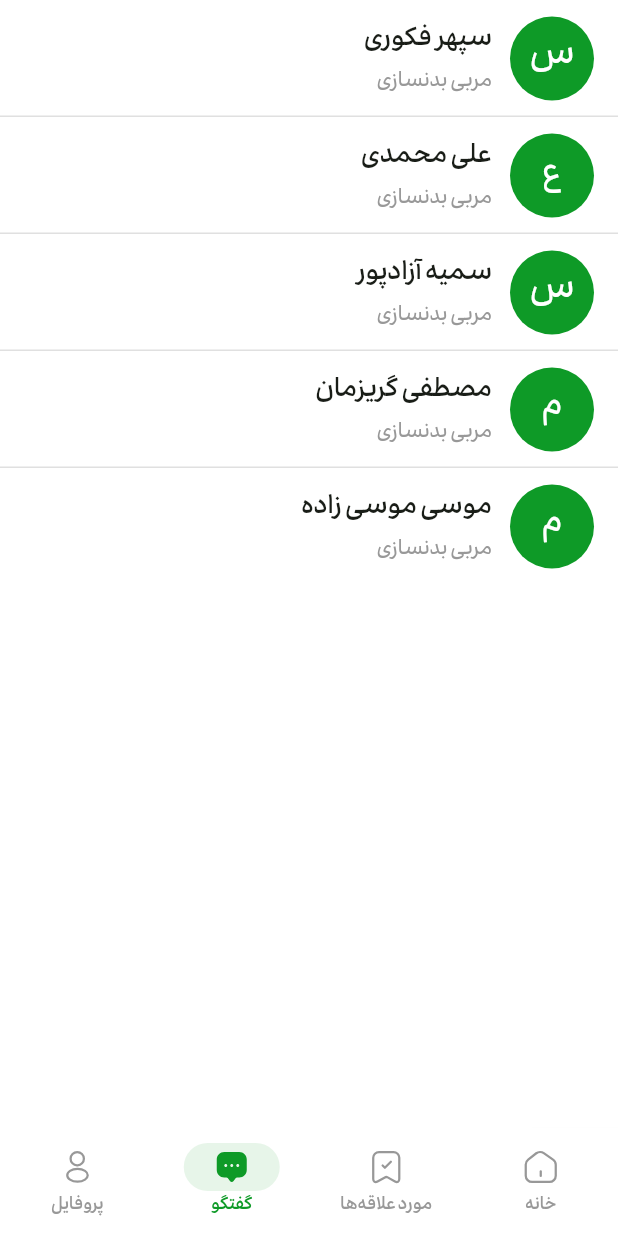
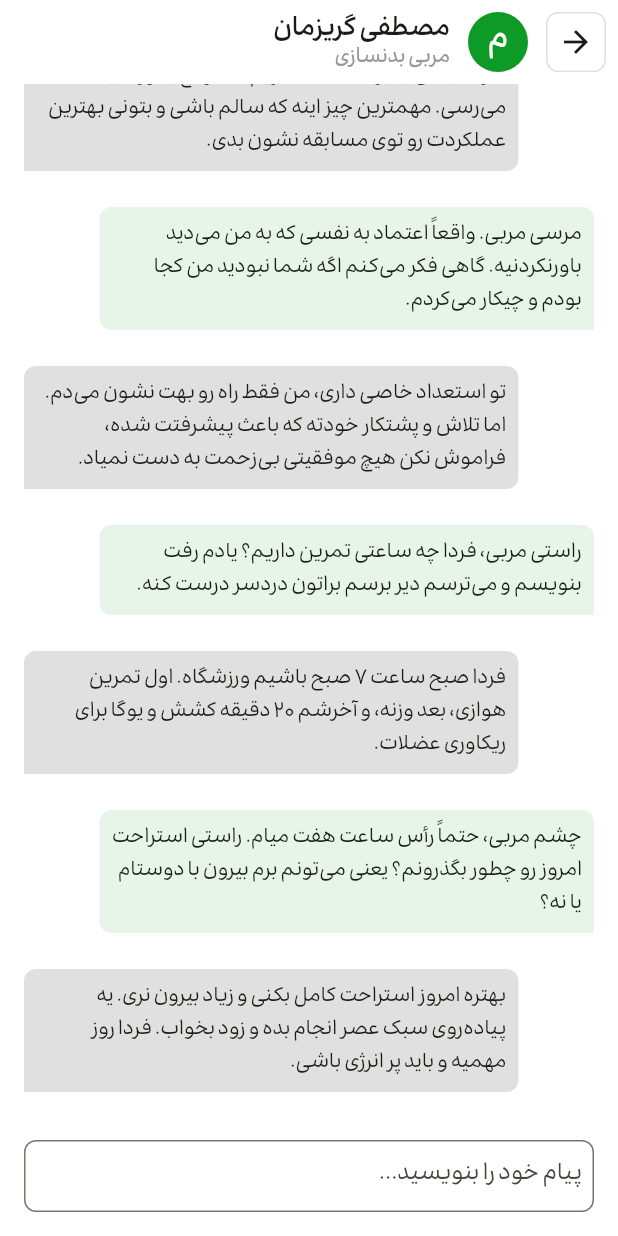
Before and after one commit to SepehrFakoori/sport_flutter_app, a Flutter app: the ChatsPage screen opened by its route, after a tap on an icon or button, on a phone screen of 412 x 824 dp. Run offline on Flutter 3.47's test engine with Material 3 defaults, Android fonts, the phone set to English and light mode, and no system bars; our stand-ins replace cached_network_image, dio, flutter_svg, go_router, package_info_plus, pretty_dio_logger and 1 more; network calls fail.

Commit message:
ref(chat): refactor chat pages

```diff
--- a/lib/core/l10n/app_localizations.dart
+++ b/lib/core/l10n/app_localizations.dart
@@ -214,6 +214,24 @@ abstract class AppLocalizations {
   /// **'اعلان‌ها'**
   String get home_notifications_icon_tooltip;
 
+  /// No description provided for @chat_list_appbar_title.
+  ///
+  /// In fa, this message translates to:
+  /// **'گفتگوها'**
+  String get chat_list_appbar_title;
+
+  /// No description provided for @chat_list_appbar_subtitle.
+  ///
+  /// In fa, this message translates to:
+  /// **'{count,plural, =0{بدون گفتگو} other{{count} گفتگو}}'**
+  String chat_list_appbar_subtitle(num count);
+
+  /// No description provided for @chat_text_field_hint.
+  ///
+  /// In fa, this message translates to:
+  /// **'پیام خود را بنویسید...'**
+  String get chat_text_field_hint;
+
   /// No description provided for @gender_men_label.
   ///
   /// In fa, this message translates to:
--- a/lib/core/l10n/app_localizations_fa.dart
+++ b/lib/core/l10n/app_localizations_fa.dart
@@ -69,6 +69,23 @@ class AppLocalizationsFa extends AppLocalizations {
   String get home_notifications_icon_tooltip => 'اعلان‌ها';
 
   @override
+  String get chat_list_appbar_title => 'گفتگوها';
+
+  @override
+  String chat_list_appbar_subtitle(num count) {
+    String _temp0 = intl.Intl.pluralLogic(
+      count,
+      locale: localeName,
+      other: '$count گفتگو',
+      zero: 'بدون گفتگو',
+    );
+    return '$_temp0';
+  }
+
+  @override
+  String get chat_text_field_hint => 'پیام خود را بنویسید...';
+
+  @override
   String get gender_men_label => 'ویژه آقایان';
 
   @override
--- a/lib/core/l10n/intl_fa.arb
+++ b/lib/core/l10n/intl_fa.arb
@@ -23,6 +23,11 @@
     "home_search_icon_tooltip": "جستوجو",
     "home_notifications_icon_tooltip": "اعلان\u200Cها",
 
+    "chat_list_appbar_title": "گفتگوها",
+    "chat_list_appbar_subtitle": "{count,plural, =0{بدون گفتگو} other{{count} گفتگو}}",
+
+    "chat_text_field_hint": "پیام خود را بنویسید...",
+
     "gender_men_label": "ویژه آقایان",
     "gender_women_label": "ویژه بانوان",
 
--- a/lib/core/router/app_router.dart
+++ b/lib/core/router/app_router.dart
@@ -3,6 +3,7 @@ import 'package:flutter/services.dart';
 import 'package:go_router/go_router.dart';
 import 'package:sport_flutter_app/core/router/app_routes.dart';
 import 'package:sport_flutter_app/core/ui/screens/main_page.dart';
+import 'package:sport_flutter_app/features/chat/presentations/chat_page.dart';
 import 'package:sport_flutter_app/features/chat/presentations/chats_page.dart';
 import 'package:sport_flutter_app/features/home/presentations/home_page.dart';
 import 'package:sport_flutter_app/features/user/presentations/profile_page.dart';
@@ -55,5 +56,10 @@ final GoRouter routerConfig = GoRouter(
       path: AppRoutes.profile.path,
       builder: (context, state) => ProfilePage(),
     ),
+    GoRoute(
+      path: AppRoutes.chat.path,
+      name: AppRoutes.chat.name,
+      builder: (context, state) => ChatPage(),
+    ),
   ],
 );
--- a/lib/core/router/app_routes.dart
+++ b/lib/core/router/app_routes.dart
@@ -9,6 +9,7 @@ sealed class AppRoutes {
   static const home = AppRoute(name: 'home', path: '/');
   static const page1 = AppRoute(name: 'page-1', path: '/1');
   static const chats = AppRoute(name: 'chats', path: '/chats');
+  static const chat = AppRoute(name: 'chat', path: '/chat');
   static const account = AppRoute(name: 'account', path: '/account');
   static const profile = AppRoute(name: 'profile', path: '/profile');
 }
--- /dev/null
+++ b/lib/features/chat/presentations/chat_page.dart
@@ -0,0 +1,97 @@
+import 'package:flutter/material.dart';
+import 'package:sport_flutter_app/core/extensions/build_context_extensions.dart';
+import 'package:sport_flutter_app/core/ui/widgets/app_circle_avatar.dart';
+import 'package:sport_flutter_app/core/ui/widgets/app_text_form_field.dart';
+import 'package:sport_flutter_app/features/chat/presentations/widgets/chat_bubble.dart';
+
+class ChatPage extends StatelessWidget {
+  const ChatPage({super.key});
+
+  @override
+  Widget build(BuildContext context) {
+    final List<String> messages = [
+      "سلام مربی! تمرین امروز رو چطور شروع کنم؟",
+      "سلام پسر جان. اول ۱۵ دقیقه نرمش سبک و حرکات کششی انجام بده، بعد برو سراغ وزنه‌ها.",
+      "باشه مربی. راستی دیروز نتونستم تمرین کنم، کمرم کمی درد می‌کرد.",
+      "درد کمر جای نگرانی نداره؟ مگه نگفتم همیشه حرکات رو اصولی انجام بده تا آسیب نبینی.",
+      "نه دردش زیاد نیست، فقط یه کمی احساس خستگی می‌کنم. فکر می‌کنم زیاده‌روی کردم.",
+      "باشه امروز سبک‌تر تمرین کن. هیچوقت نباید به بدن خودت آسیب بزنی، حرفه‌ای بودن یعنی بدونی کی باید کم بگیری.",
+      "چشم مربی. راستی مسابقه هفته دیگه چه برنامه‌ای داریم؟ خیلی استرس دارم نمی‌دونم چطور خودمو آماده کنم.",
+      "برنامه دقیق رو برات می‌فرستم. مهمترین چیز آرامش روانیه. باید به توانایی‌هات اعتماد کنی چون من تو رو به خوبی می‌شناسم.",
+      "مرسی مربی. واقعاً از همه زحماتتون ممنونم. بدون راهنمایی شما من هیچوقت نمی‌تونستم به این مرحله برسم.",
+      "خواهش می‌کنم، این وظیفه منه. وظیفه من اینه که بهترین ورزشکار رو از وجود تو پرورش بدم و بهت کمک کنم به اهدافت برسی.",
+      "راستی مربی، نظرتون راجع به رژیم جدیدم چیه؟ می‌خوام یه کم وزن کم کنم ولی نمی‌دونم درست تصمیم گرفتم یا نه.",
+      "رژیم تو رو خودم کنترل می‌کنم، لطفاً خودسرانه هیچ تغییری توش نده. کاهش وزن بی‌برنامه باعث ضعف عضلانی و تحلیل رفتنش می‌شه و برات خطرناکه.",
+      "باشه مربی، حتماً طبق برنامتون پیش می‌رم. فقط نگرانم که به وزن ایده‌آل برسم یا نه چون مسابقه نزدیکه و هنوز چند کیلو مونده.",
+      "نگران نباش، با برنامه‌ای که داریم به موقع به وزن ایده‌آلت می‌رسی. مهمترین چیز اینه که سالم باشی و بتونی بهترین عملکردت رو توی مسابقه نشون بدی.",
+      "مرسی مربی. واقعاً اعتماد به نفسی که به من می‌دید باورنکردنیه. گاهی فکر می‌کنم اگه شما نبودید من کجا بودم و چیکار می‌کردم.",
+      "تو استعداد خاصی داری، من فقط راه رو بهت نشون می‌دم. اما تلاش و پشتکار خودته که باعث پیشرفتت شده، فراموش نکن هیچ موفقیتی بی‌زحمت به دست نمیاد.",
+      "راستی مربی، فردا چه ساعتی تمرین داریم؟ یادم رفت بنویسم و می‌ترسم دیر برسم براتون دردسر درست کنه.",
+      "فردا صبح ساعت ۷ صبح باشیم ورزشگاه. اول تمرین هوازی، بعد وزنه، و آخرشم ۲۰ دقیقه کشش و یوگا برای ریکاوری عضلات.",
+      "چشم مربی، حتماً رأس ساعت هفت میام. راستی استراحت امروز رو چطور بگذرونم؟ یعنی می‌تونم برم بیرون با دوستام یا نه؟",
+      "بهتره امروز استراحت کامل بکنی و زیاد بیرون نری. یه پیاده‌روی سبک عصر انجام بده و زود بخواب. فردا روز مهمیه و باید پر انرژی باشی.",
+    ];
+
+    return Scaffold(
+      appBar: AppBar(
+        title: Row(
+          spacing: 12,
+          children: [
+            AppCircleAvatar(username: 'مصطفی گریزمان', radius: 20),
+            Column(
+              mainAxisAlignment: .center,
+              crossAxisAlignment: .start,
+              children: [
+                Text(
+                  'مصطفی گریزمان',
+                  style: context.textTheme.headlineSmall?.copyWith(
+                    fontWeight: .w600,
+                    height: 1.2,
+                  ),
+                ),
+                Text(
+                  'مربی بدنسازی',
+                  style: context.textTheme.bodyMedium?.copyWith(
+                    fontWeight: .w500,
+                    color: context.colors.textSecondary,
+                    height: 1,
+                  ),
+                ),
+              ],
+            ),
+          ],
+        ),
+        titleSpacing: 4,
+      ),
+      body: SafeArea(
+        child: Column(
+          children: [
+            Expanded(
+              child: ListView.separated(
+                reverse: true,
+                padding: EdgeInsets.fromLTRB(16, 16, 16, 96),
+                itemBuilder: (context, index) =>
+                    ChatBubble(messages: messages, index: index),
+                separatorBuilder: (context, index) => SizedBox(height: 24),
+                itemCount: 20,
+              ),
+            ),
+          ],
+        ),
+      ),
+      floatingActionButton: Container(
+        padding: EdgeInsets.symmetric(horizontal: 16, vertical: 16),
+        color: context.colors.background,
+        child: AppTextFormField(
+          hintText: context.l10n.chat_text_field_hint,
+          maxLines: 6,
+          minLines: 1,
+          keyboardType: .multiline,
+          textInputAction: .newline,
+        ),
+      ),
+      floatingActionButtonLocation: .miniCenterDocked,
+      floatingActionButtonAnimator: .scaling,
+    );
+  }
+}
--- a/lib/features/chat/presentations/chats_page.dart
+++ b/lib/features/chat/presentations/chats_page.dart
@@ -1,4 +1,7 @@
 import 'package:flutter/material.dart';
+import 'package:go_router/go_router.dart';
+import 'package:sport_flutter_app/core/extensions/build_context_extensions.dart';
+import 'package:sport_flutter_app/core/router/app_routes.dart';
 import 'package:sport_flutter_app/core/ui/widgets/app_divider.dart';
 import 'package:sport_flutter_app/features/chat/presentations/widgets/chat_list_tile.dart';
 
@@ -16,7 +19,27 @@ class ChatsPage extends StatelessWidget {
     ];
 
     return Scaffold(
+      appBar: AppBar(
+        title: Column(
+          crossAxisAlignment: .start,
+          children: [
+            Text(
+              context.l10n.chat_list_appbar_title,
+              style: context.textTheme.headlineMedium?.copyWith(
+                color: context.colors.primary,
+                fontWeight: .w700,
+              ),
+            ),
+            Text(context.l10n.chat_list_appbar_subtitle(5)),
+          ],
+        ),
+        titleTextStyle: context.textTheme.bodyMedium?.copyWith(
+          color: context.colors.textSecondary,
+        ),
+      ),
       body: SafeArea(
+        child: SingleChildScrollView(
+          physics: const AlwaysScrollableScrollPhysics(),
           child: Column(
             children: [
               ListView.separated(
@@ -25,6 +48,9 @@ class ChatsPage extends StatelessWidget {
                 itemBuilder: (context, index) => ChatListTile(
                   username: usernames[index],
                   subtitle: 'مربی بدنسازی',
+                  onTap: () {
+                    context.pushNamed(AppRoutes.chat.name!);
+                  },
                 ),
                 separatorBuilder: (context, index) =>
                     const AppDivider(endIndent: 0, indent: 0),
@@ -33,6 +59,7 @@ class ChatsPage extends StatelessWidget {
             ],
           ),
         ),
+      ),
     );
   }
 }
--- /dev/null
+++ b/lib/features/chat/presentations/widgets/chat_bubble.dart
@@ -0,0 +1,39 @@
+import 'package:flutter/material.dart';
+import 'package:sport_flutter_app/core/extensions/build_context_extensions.dart';
+
+class ChatBubble extends StatelessWidget {
+  final int index;
+
+  const ChatBubble({super.key, required this.messages, required this.index});
+
+  final List<String> messages;
+
+  @override
+  Widget build(BuildContext context) {
+    return Row(
+      mainAxisAlignment: index % 2 == 0 ? .end : .start,
+      children: [
+        Flexible(
+          child: Container(
+            padding: EdgeInsets.all(8),
+            constraints: BoxConstraints(maxWidth: context.deviceWidth * 0.8),
+            decoration: BoxDecoration(
+              borderRadius: BorderRadius.circular(8).copyWith(
+                bottomRight: index % 2 == 0 ? Radius.circular(8) : Radius.zero,
+                bottomLeft: index % 2 == 0 ? Radius.zero : Radius.circular(8),
+              ),
+              color: index % 2 == 0
+                  ? context.colors.divider
+                  : context.colors.surface,
+            ),
+            child: Text(
+              messages.reversed.toList()[index],
+              overflow: .visible,
+              textAlign: .start,
+            ),
+          ),
+        ),
+      ],
+    );
+  }
+}
--- a/lib/features/chat/presentations/widgets/chat_list_tile.dart
+++ b/lib/features/chat/presentations/widgets/chat_list_tile.dart
@@ -5,17 +5,22 @@ import 'package:sport_flutter_app/core/ui/widgets/app_circle_avatar.dart';
 class ChatListTile extends StatelessWidget {
   final String username;
   final String subtitle;
+  final GestureTapCallback? onTap;
+  final GestureLongPressCallback? onLongPress;
 
   const ChatListTile({
     super.key,
     required this.username,
     required this.subtitle,
+    this.onTap,
+    this.onLongPress,
   });
 
   @override
   Widget build(BuildContext context) {
     return ListTile(
-      onTap: () {},
+      onTap: onTap,
+      onLongPress: onLongPress,
       contentPadding: EdgeInsets.symmetric(vertical: 4, horizontal: 16),
       horizontalTitleGap: 12,
       titleAlignment: ListTileTitleAlignment.center,
```
Lines whose indentation alone changed are shown as unchanged.
